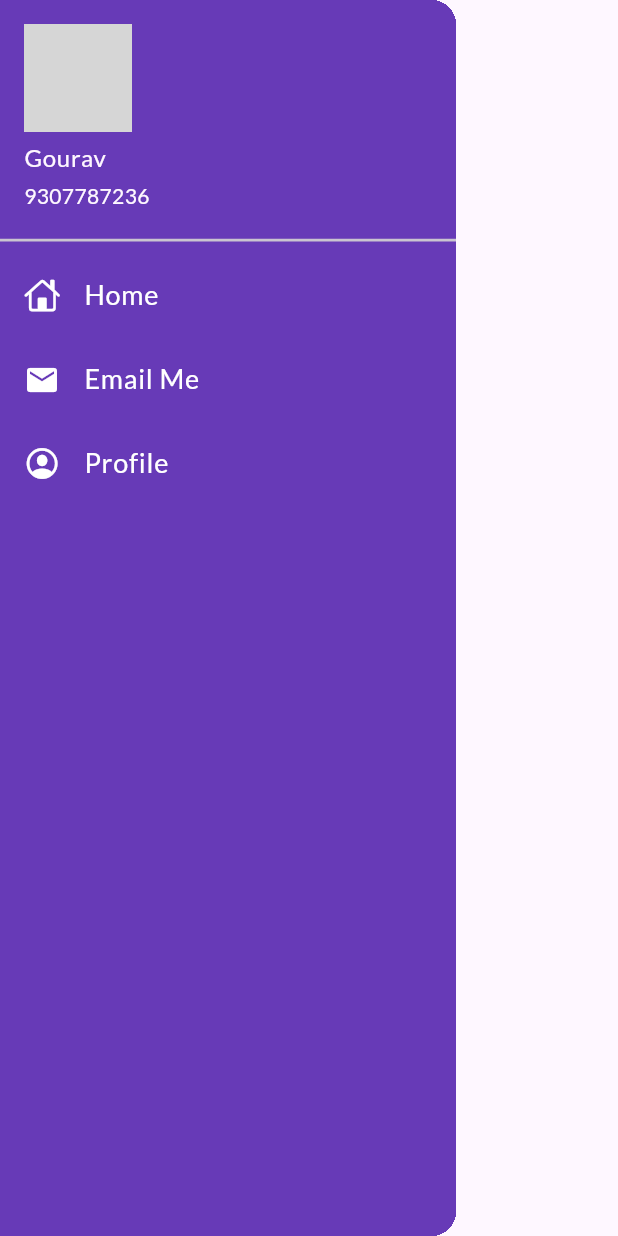
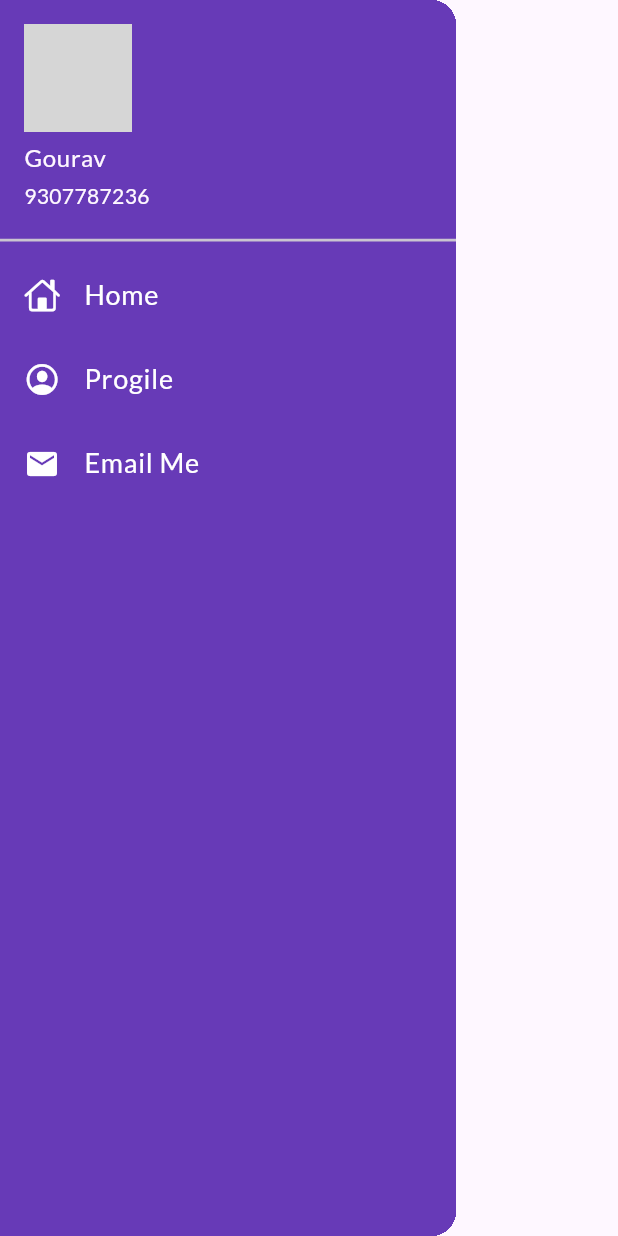
Before and after one commit to Goku289/FlutterAppPractice, a Flutter app: the MyDrawer widget shown alone on an empty page, opened directly, on a phone screen of 412 x 824 dp. Run offline on Flutter 3.47's test engine with Material 3 defaults, Android fonts, the phone set to English and light mode, and no system bars; our stand-ins replace google_fonts; network calls fail; grey boxes are pictures that could not be loaded.

Commit message:
Day 7 completed

```diff
--- a/lib/widgets/drawer.dart
+++ b/lib/widgets/drawer.dart
@@ -37,21 +37,21 @@ class MyDrawer extends StatelessWidget {
             ),
             ListTile(
               leading: Icon(
-                Icons.email,
+                CupertinoIcons.profile_circled,
                 color: Colors.white,
               ),
               title: Text(
-                "Email Me",
+                "Progile",
                 style: TextStyle(color: Colors.white, fontSize: 18),
               ),
             ),
             ListTile(
               leading: Icon(
-                CupertinoIcons.profile_circled,
+                Icons.mail,
                 color: Colors.white,
               ),
               title: Text(
-                "Profile",
+                "Email Me",
                 style: TextStyle(color: Colors.white, fontSize: 18),
               ),
             ),
```
